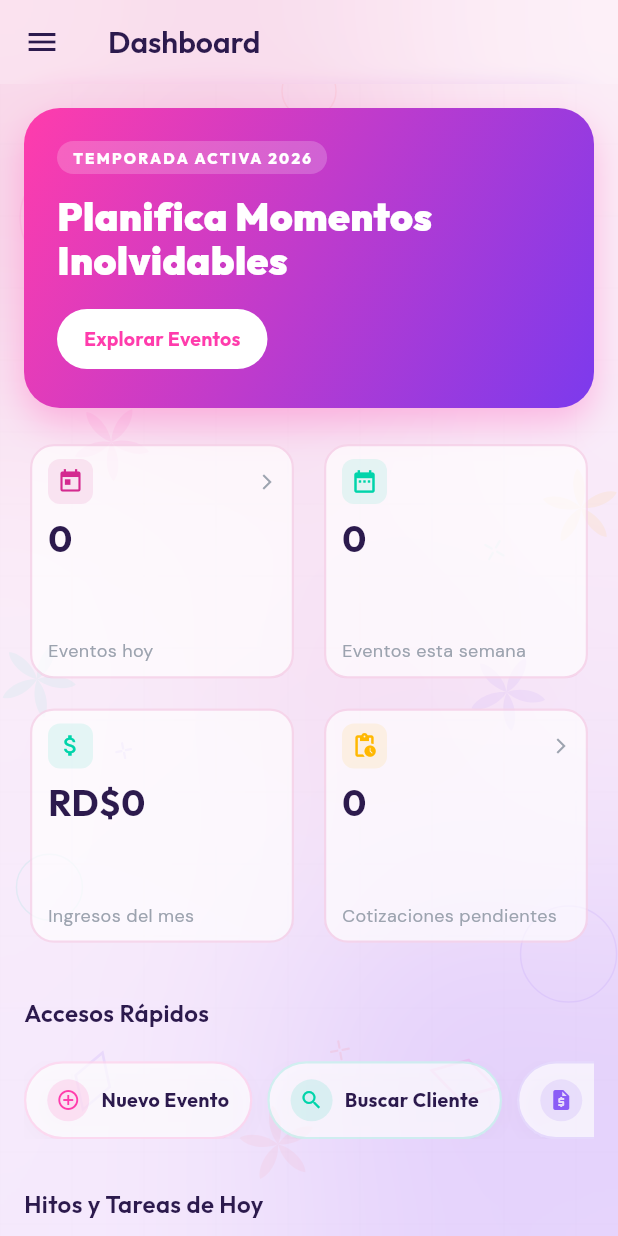
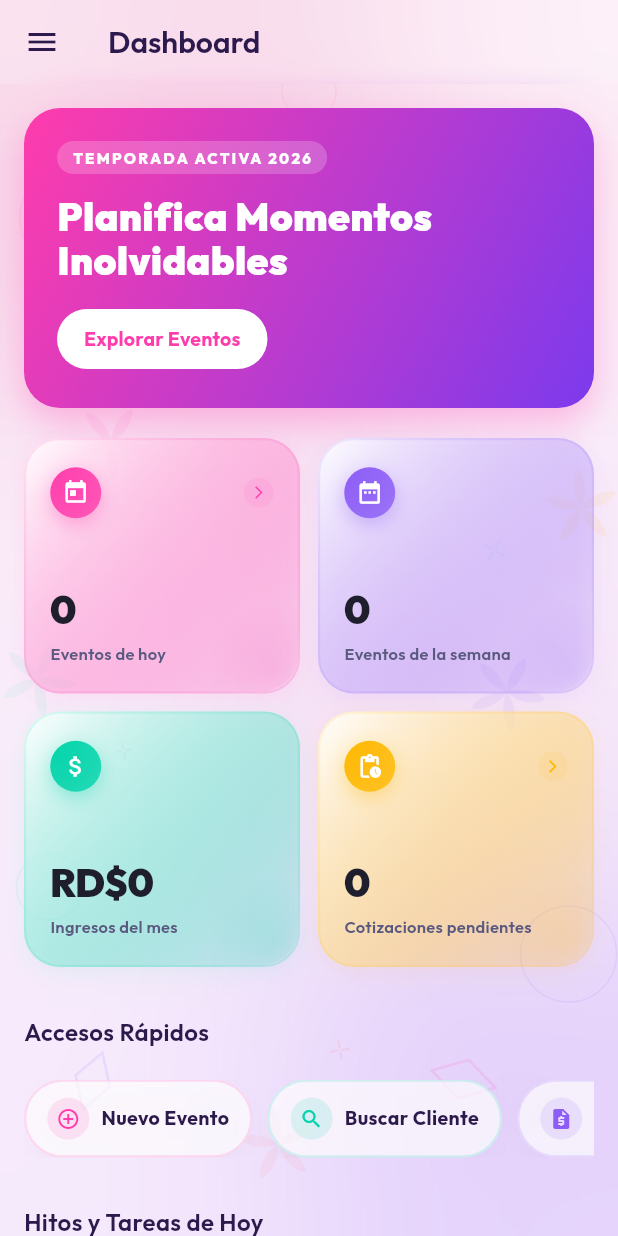
Before and after one commit to Jeudry/RosaFiesta, a Flutter app: the DashboardScreen screen opened by its route, on a phone screen of 412 x 824 dp. Run offline on Flutter 3.47's test engine with Material 3 defaults, Android fonts, the light colour scheme and no system bars; our stand-ins replace dio, fl_chart, google_fonts, shared_preferences, table_calendar; accounts and stored records are empty; network calls fail.

Commit message:
feat(admin): redesign dashboard stats cards with Candy Pop aesthetics and fix title truncation

```diff
--- a/admin_app/lib/core/design_system/widgets.dart
+++ b/admin_app/lib/core/design_system/widgets.dart
@@ -67,54 +67,156 @@ class StatCard extends StatelessWidget {
 
   @override
   Widget build(BuildContext context) {
+    final isDark = Theme.of(context).brightness == Brightness.dark;
     final c = color ?? AppColors.primary;
-    return Card(
+
+    // Gradiente de fondo acoplado y refinado estilo Candy Pop
+    final backgroundGradient = isDark
+        ? LinearGradient(
+            colors: [
+              Colors.white.withOpacity(0.05),
+              c.withOpacity(0.025),
+            ],
+            begin: Alignment.topLeft,
+            end: Alignment.bottomRight,
+          )
+        : LinearGradient(
+            colors: [
+              Colors.white,
+              c.withOpacity(0.06),
+            ],
+            begin: Alignment.topLeft,
+            end: Alignment.bottomRight,
+          );
+
+    return Container(
+      decoration: BoxDecoration(
+        gradient: backgroundGradient,
+        borderRadius: BorderRadius.circular(24),
+        border: Border.all(
+          color: isDark ? Colors.white.withOpacity(0.08) : c.withOpacity(0.12),
+          width: 1.5,
+        ),
+        boxShadow: [
+          // Sombra ambiental sutil
+          BoxShadow(
+            color: isDark ? Colors.black.withOpacity(0.2) : c.withOpacity(0.03),
+            blurRadius: 20,
+            offset: const Offset(0, 8),
+          ),
+          // Resplandor de color premium de fondo (glow shadow)
+          BoxShadow(
+            color: c.withOpacity(isDark ? 0.08 : 0.05),
+            blurRadius: 10,
+            offset: const Offset(0, 2),
+          ),
+        ],
+      ),
+      child: ClipRRect(
+        borderRadius: BorderRadius.circular(24),
+        child: Stack(
+          children: [
+            // Aura de resplandor radial difuminada en la esquina inferior derecha (Efecto Mesh Glow)
+            Positioned(
+              right: -30,
+              bottom: -30,
+              child: Container(
+                width: 90,
+                height: 90,
+                decoration: BoxDecoration(
+                  shape: BoxShape.circle,
+                  gradient: RadialGradient(
+                    colors: [
+                      c.withOpacity(isDark ? 0.16 : 0.12),
+                      c.withOpacity(0.0),
+                    ],
+                  ),
+                ),
+              ),
+            ),
+
+            // Contenido interactivo principal
+            Material(
+              color: Colors.transparent,
               child: InkWell(
                 onTap: onTap,
-        borderRadius: BorderRadius.circular(12),
+                borderRadius: BorderRadius.circular(24),
                 child: Padding(
-          padding: const EdgeInsets.symmetric(horizontal: 12, vertical: 10),
+                  padding: const EdgeInsets.symmetric(horizontal: 16, vertical: 18),
                   child: Column(
                     crossAxisAlignment: CrossAxisAlignment.start,
                     children: [
                       Row(
                         children: [
+                          // Contenedor de Icono con Gradiente y Sombra Vibrante
                           Container(
-                    padding: const EdgeInsets.all(6),
+                            padding: const EdgeInsets.all(8),
                             decoration: BoxDecoration(
-                      color: c.withValues(alpha: 0.1),
-                      borderRadius: BorderRadius.circular(8),
+                              shape: BoxShape.circle,
+                              gradient: LinearGradient(
+                                colors: [c, c.withOpacity(0.75)],
+                                begin: Alignment.topLeft,
+                                end: Alignment.bottomRight,
                               ),
-                    child: Icon(icon, color: c, size: 18),
+                              boxShadow: [
+                                BoxShadow(
+                                  color: c.withOpacity(0.35),
+                                  blurRadius: 10,
+                                  offset: const Offset(0, 4),
+                                ),
+                              ],
+                            ),
+                            child: Icon(icon, color: Colors.white, size: 18),
                           ),
                           const Spacer(),
                           if (onTap != null)
-                    Icon(Icons.arrow_forward_ios, size: 12, color: AppColors.textMuted),
+                            Container(
+                              padding: const EdgeInsets.all(5),
+                              decoration: BoxDecoration(
+                                shape: BoxShape.circle,
+                                color: isDark ? Colors.white.withOpacity(0.08) : c.withOpacity(0.08),
+                              ),
+                              child: Icon(
+                                Icons.arrow_forward_ios,
+                                size: 10,
+                                color: isDark ? Colors.white70 : c,
+                              ),
+                            ),
                         ],
                       ),
-              const SizedBox(height: 6),
+                      const Spacer(),
                       FittedBox(
                         fit: BoxFit.scaleDown,
                         alignment: Alignment.centerLeft,
                         child: Text(
                           value,
-                  style: GoogleFonts.outfit(fontSize: 24, fontWeight: FontWeight.w700),
+                          style: GoogleFonts.outfit(
+                            fontSize: 26,
+                            fontWeight: FontWeight.w900,
+                            color: isDark ? Colors.white : const Color(0xFF1E1E2C),
+                            letterSpacing: -0.5,
                           ),
                         ),
-              const SizedBox(height: 2),
-              Expanded(
-                child: Align(
-                  alignment: Alignment.bottomLeft,
-                  child: Text(
+                      ),
+                      const SizedBox(height: 5),
+                      Text(
                         title,
                         maxLines: 2,
                         overflow: TextOverflow.ellipsis,
-                    style: GoogleFonts.dmSans(color: AppColors.textMuted, fontSize: 12),
+                        style: GoogleFonts.outfit(
+                          color: isDark ? const Color(0xFFC0C0D8) : const Color(0xFF5A5A80),
+                          fontSize: 11,
+                          fontWeight: FontWeight.w600,
+                          letterSpacing: 0.2,
+                          height: 1.15,
+                        ),
+                      ),
+                    ],
+                  ),
                 ),
               ),
             ),
           ],
-          ),
         ),
       ),
     );
--- a/admin_app/lib/features/dashboard/presentation/screens/dashboard_screen.dart
+++ b/admin_app/lib/features/dashboard/presentation/screens/dashboard_screen.dart
@@ -122,32 +122,32 @@ class _DashboardScreenState extends State<DashboardScreen> {
                       physics: const NeverScrollableScrollPhysics(),
                       mainAxisSpacing: 12,
                       crossAxisSpacing: 12,
-                      childAspectRatio: 1.12,
+                      childAspectRatio: 1.08,
                       children: [
                         StatCard(
-                          title: 'Eventos hoy',
+                          title: 'Eventos de hoy',
                           value: '${provider.todayCount}',
                           icon: Icons.today,
-                          color: AppColors.primary,
+                          color: AppColors.hotPink,
                           onTap: () => Navigator.pushNamed(context, '/events', arguments: {'filter': 'today'}),
                         ),
                         StatCard(
-                          title: 'Eventos esta semana',
+                          title: 'Eventos de la semana',
                           value: '${provider.weekCount}',
                           icon: Icons.date_range,
-                          color: AppColors.teal,
+                          color: AppColors.violet,
                         ),
                         StatCard(
                           title: 'Ingresos del mes',
                           value: _formatCurrency(provider.monthRevenue),
                           icon: Icons.attach_money,
-                          color: AppColors.success,
+                          color: AppColors.teal,
                         ),
                         StatCard(
                           title: 'Cotizaciones pendientes',
                           value: '${provider.pendingQuotes}',
                           icon: Icons.pending_actions,
-                          color: AppColors.warning,
+                          color: AppColors.amber,
                           onTap: () => Navigator.pushNamed(context, '/quotes'),
                         ),
                       ],
```
Lines whose indentation alone changed are shown as unchanged.
